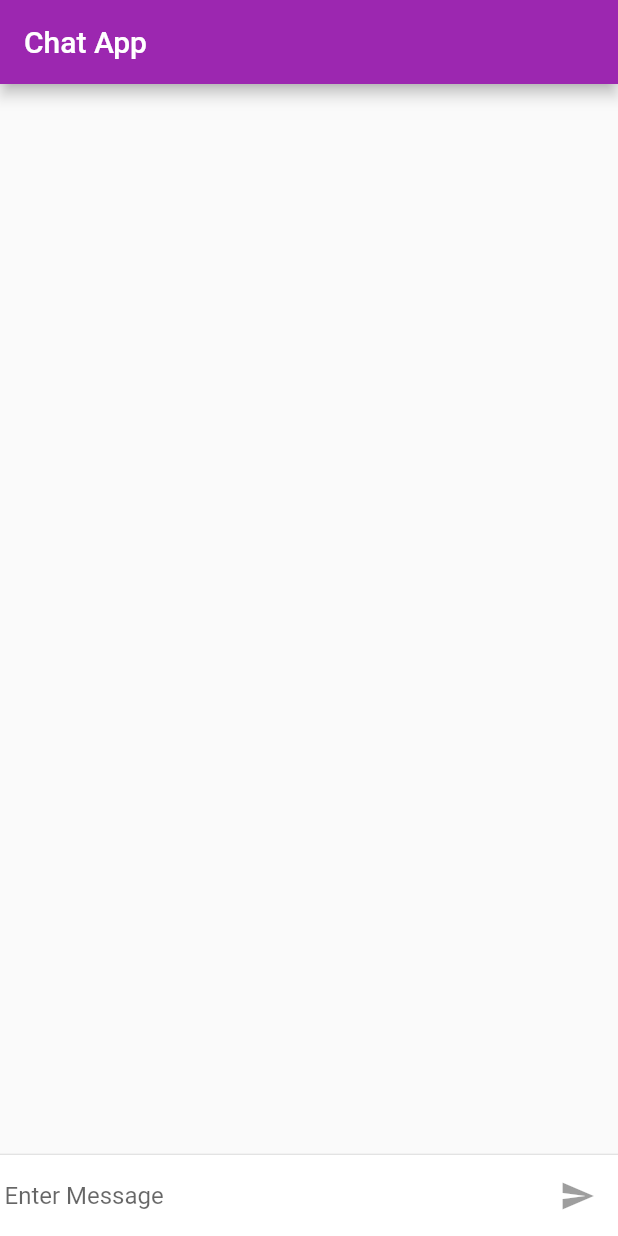
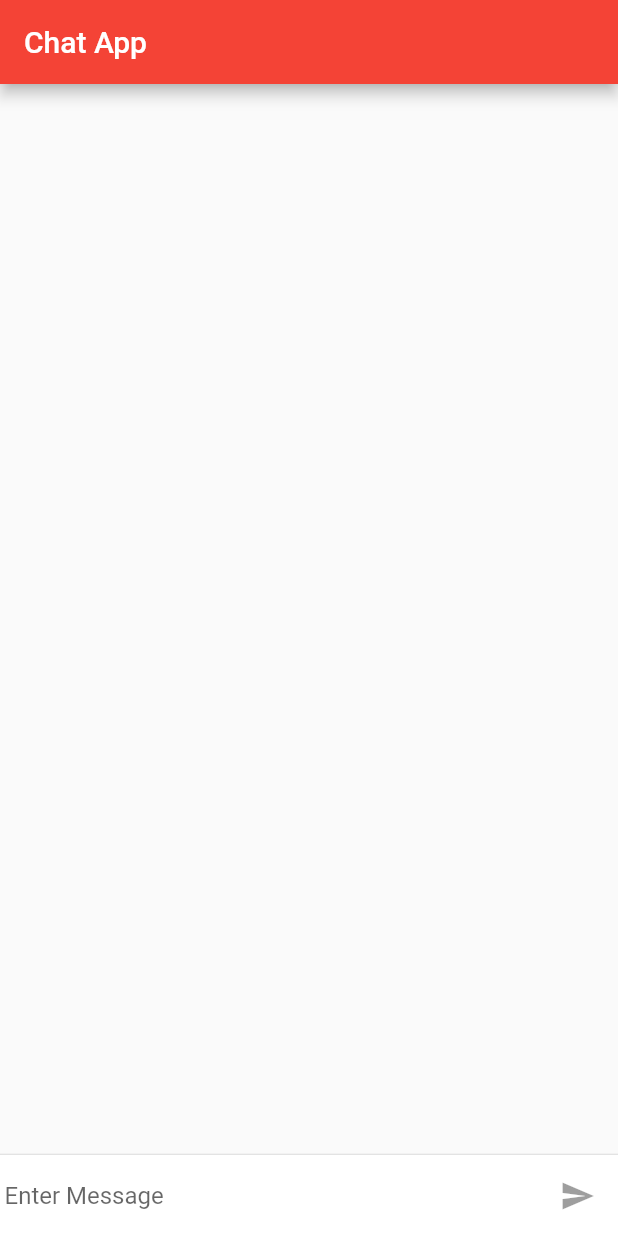
Before and after one commit to ch-muhammad-adil/HelloFlutterToChat, a Flutter app: the screen it shows after launch, on a phone screen of 412 x 824 dp. Run offline on Flutter 3.47's test engine with Material 2 defaults, Android fonts, the phone set to English and light mode, and no system bars.

Commit message:
design changes

```diff
--- a/lib/HomeScreen.dart
+++ b/lib/HomeScreen.dart
@@ -2,6 +2,7 @@ import 'package:flutter/material.dart';
 import 'package:flutter/foundation.dart';
 import 'package:flutter/cupertino.dart';
 import 'ChatMessage.dart';
+
 class HomeScreen extends StatefulWidget {
   @override
   State<StatefulWidget> createState() {
@@ -24,10 +25,12 @@ class HomeScreenState extends State<HomeScreen> with TickerProviderStateMixin {
                 new Flexible(
                   child: new TextField(
                     controller: _textController,
-                    onChanged: (String text) {          //new
-                      setState(() {                     //new
+                    onChanged: (String text) {
+                      //new
+                      setState(() {
+                        //new
                         _isComposing = text.length > 0; //new
-                      });                               //new
+                      }); //new
                     },
                     onSubmitted: _handleSubmitted,
                     decoration: new InputDecoration.collapsed(
@@ -36,10 +39,19 @@ class HomeScreenState extends State<HomeScreen> with TickerProviderStateMixin {
                 ),
                 new Container(
                   margin: new EdgeInsets.symmetric(horizontal: 0.0),
-                  child: new IconButton(
+                  child: Theme.of(context).platform == TargetPlatform.iOS
+                      ? new CupertinoButton(
+                          child: new Text("Send"),
+                          onPressed: _isComposing
+                              ? () =>
+                                  _handleSubmitted(_textController.text) //new
+                              : null,
+                        )
+                      : new IconButton(
                           icon: new Icon(Icons.send),
                           onPressed: _isComposing
-                          ? () => _handleSubmitted(_textController.text)    //modified
+                              ? () => _handleSubmitted(
+                                  _textController.text) //modified
                               : null),
                 )
               ],
@@ -48,8 +60,12 @@ class HomeScreenState extends State<HomeScreen> with TickerProviderStateMixin {
 
   void _handleSubmitted(String text) {
     _textController.clear();
-    setState(() {                                                    //new
-      _isComposing = false;                                          //new
+    if (text.isEmpty) {
+      return;
+    }
+    setState(() {
+      //new
+      _isComposing = false; //new
     });
     ChatMessage message = new ChatMessage(
       message: text,
@@ -59,7 +75,7 @@ class HomeScreenState extends State<HomeScreen> with TickerProviderStateMixin {
           vsync: this, duration: new Duration(milliseconds: 300)),
     );
     setState(() {
-      _messages.insert(0,message);
+      _messages.insert(0, message);
     });
     message.animationController.forward();
   }
@@ -74,10 +90,15 @@ class HomeScreenState extends State<HomeScreen> with TickerProviderStateMixin {
   @override
   Widget build(BuildContext context) {
     return new Scaffold(
-      appBar: new AppBar(title: new Text("Chat App"),elevation: Theme.of(context).platform == TargetPlatform.iOS ?2.0:4.0,),
-      body: new Column(
+      appBar: new AppBar(
+        title: new Text("Chat App"),
+        elevation: Theme.of(context).platform == TargetPlatform.iOS ? 0.0 : 4.0,
+      ),
+      body: new Container(
+        child: new Column(
           children: <Widget>[
-          new Flexible(child: new ListView.builder(
+            new Flexible(
+                child: new ListView.builder(
               itemBuilder: (_, int index) => _messages[index],
               reverse: true,
               padding: const EdgeInsets.all(5.0),
@@ -92,6 +113,9 @@ class HomeScreenState extends State<HomeScreen> with TickerProviderStateMixin {
             )
           ],
         ),
+        decoration: Theme.of(context).platform == TargetPlatform.iOS ?
+          new BoxDecoration(border: new Border(top: new BorderSide(color: Colors.grey[200]))):null,
+      ),
     );
   }
 }
--- a/lib/main.dart
+++ b/lib/main.dart
@@ -19,12 +19,12 @@ class MyApp extends StatelessWidget {
 }
 
 final ThemeData kIOSTheme = new ThemeData(
-  primarySwatch: Colors.orange,
+  primarySwatch: Colors.red,
   primaryColor: Colors.grey[100],
   primaryColorBrightness: Brightness.light,
 );
 
 final ThemeData kDefaultTheme = new ThemeData(
-  primarySwatch: Colors.purple,
+  primarySwatch: Colors.red,
   accentColor: Colors.orangeAccent[400],
 );
```
Also changed, not shown: pubspec.lock, 2 other files. Lines whose indentation alone changed are shown as unchanged.
